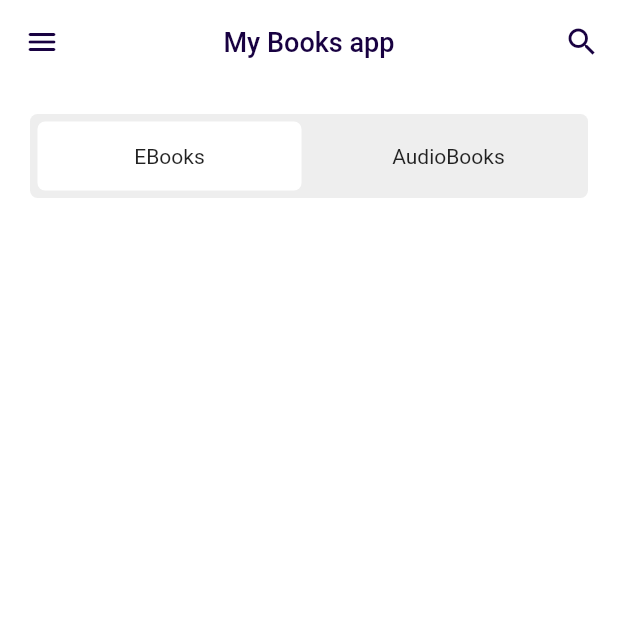
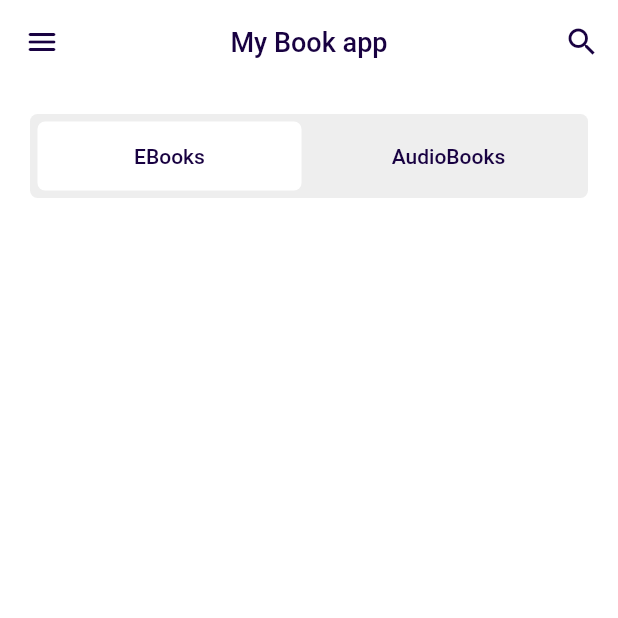
Before and after one commit to Danushan99/Book_app_ui, a Flutter app: the screen it shows after launch, on a phone screen of 412 x 824 dp, the top half of it. Run offline on Flutter 3.47's test engine with Material 2 defaults, Android fonts, the phone set to English and light mode, and no system bars.

Commit message:
today stary

```diff
--- a/lib/pages/home/home.dart
+++ b/lib/pages/home/home.dart
@@ -38,7 +38,7 @@ class _HomePageState extends State<HomePage> {
       leading: IconButton(
           onPressed: () {}, icon: const Icon(Icons.menu_rounded), color: nfont),
       title: const Text(
-        "My Books app",
+        "My Book app",
         style: TextStyle(color: nfont, fontSize: 18),
       ),
       actions: [
--- a/lib/pages/home/widget/coustom_tab.dart
+++ b/lib/pages/home/widget/coustom_tab.dart
@@ -1,3 +1,4 @@
+import 'package:bookapp/constants/color.dart';
 import 'package:flutter/material.dart';
 
 class CoustomTab extends StatelessWidget {
@@ -29,7 +30,10 @@ class CoustomTab extends StatelessWidget {
                   margin: const EdgeInsets.symmetric(vertical: 5),
                   alignment: Alignment.center,
                   width: (width - 40) / 2 - 10,
-                  child: Text(tabs[index]),
+                  child: Text(
+                    tabs[index],
+                    style: TextStyle(color: nfont, fontWeight: FontWeight.w500),
+                  ),
                 ),
               ),
           separatorBuilder: (_, index) => const SizedBox(
```
